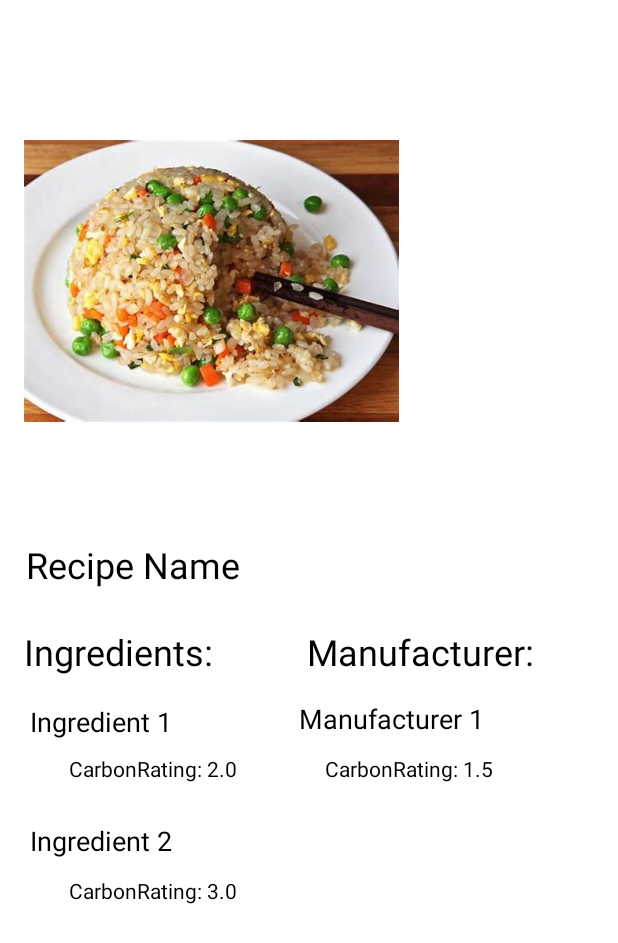
After one commit to tresul03/EcoMeals, an Android app: the layout displaying_ingredients_layout.xml on its own in the app's theme, with its tools: preview values and no code run, on a phone screen of 412 x 824 dp. The commit adds this screen. Shown: the top 943 px of the screen. Run offline under Robolectric (Android 15) with nearby library versions, the phone set to English and light mode, and no system bars.

Commit message:
Add page to display ingredients

```diff
--- /dev/null
+++ b/app/src/main/res/layout/displaying_ingredients_layout.xml
@@ -0,0 +1,137 @@
+<?xml version="1.0" encoding="utf-8"?>
+<androidx.constraintlayout.widget.ConstraintLayout xmlns:android="http://schemas.android.com/apk/res/android"
+    xmlns:app="http://schemas.android.com/apk/res-auto"
+    xmlns:tools="http://schemas.android.com/tools"
+    android:layout_width="match_parent"
+    android:layout_height="match_parent"
+    android:id="@+id/display_contained">
+
+    <FrameLayout
+        android:id="@+id/display_container"
+        android:layout_width="wrap_content"
+        android:layout_height="wrap_content"
+        app:layout_constraintBottom_toTopOf="parent"
+        app:layout_constraintEnd_toStartOf="parent"
+        app:layout_constraintStart_toStartOf="parent"
+        app:layout_constraintTop_toTopOf="parent" />
+
+
+    <ImageView
+        android:id="@+id/imageView"
+        android:layout_width="250dp"
+        android:layout_height="0dp"
+        android:layout_marginStart="16dp"
+        android:layout_marginTop="16dp"
+        android:layout_marginBottom="144dp"
+        app:layout_constraintBottom_toTopOf="@+id/textView19"
+        app:layout_constraintStart_toStartOf="parent"
+        app:layout_constraintTop_toTopOf="parent"
+        app:srcCompat="@drawable/recipe_part1" />
+
+    <TextView
+        android:id="@+id/textView5"
+        android:layout_width="wrap_content"
+        android:layout_height="wrap_content"
+        android:layout_marginStart="1dp"
+        android:layout_marginBottom="24dp"
+        android:text="Recipe Name"
+        android:textColor="@color/black"
+        android:textSize="24sp"
+        app:layout_constraintBottom_toTopOf="@+id/textView8"
+        app:layout_constraintStart_toStartOf="@+id/imageView"
+        app:layout_constraintTop_toBottomOf="@+id/imageView" />
+
+    <TextView
+        android:id="@+id/textView8"
+        android:layout_width="wrap_content"
+        android:layout_height="wrap_content"
+        android:layout_marginStart="16dp"
+        android:layout_marginBottom="372dp"
+        android:text="Ingredients:"
+        android:textColor="@color/black"
+        android:textSize="24sp"
+        app:layout_constraintBottom_toBottomOf="parent"
+        app:layout_constraintStart_toStartOf="parent"
+        app:layout_constraintTop_toBottomOf="@+id/textView5" />
+
+    <TextView
+        android:id="@+id/textView9"
+        android:layout_width="wrap_content"
+        android:layout_height="wrap_content"
+        android:layout_marginEnd="56dp"
+        android:text="Manufacturer:"
+        android:textColor="@color/black"
+        android:textSize="24sp"
+        app:layout_constraintBaseline_toBaselineOf="@+id/textView8"
+        app:layout_constraintEnd_toEndOf="parent" />
+
+    <TextView
+        android:id="@+id/textView10"
+        android:layout_width="wrap_content"
+        android:layout_height="wrap_content"
+        android:layout_marginStart="20dp"
+        android:layout_marginTop="18dp"
+        android:text="Ingredient 1"
+        android:textColor="@color/black"
+        android:textSize="18sp"
+        app:layout_constraintStart_toStartOf="parent"
+        app:layout_constraintTop_toBottomOf="@+id/textView8" />
+
+    <TextView
+        android:id="@+id/textView11"
+        android:layout_width="wrap_content"
+        android:layout_height="wrap_content"
+        android:layout_marginStart="20dp"
+        android:layout_marginTop="26dp"
+        android:text="Ingredient 2"
+        android:textColor="@color/black"
+        android:textSize="18sp"
+        app:layout_constraintStart_toStartOf="parent"
+        app:layout_constraintTop_toBottomOf="@+id/textView19" />
+
+    <TextView
+        android:id="@+id/textView19"
+        android:layout_width="wrap_content"
+        android:layout_height="wrap_content"
+        android:layout_marginStart="26dp"
+        android:layout_marginBottom="302dp"
+        android:text="CarbonRating: 2.0"
+        android:textColor="@color/black"
+        app:layout_constraintBottom_toBottomOf="parent"
+        app:layout_constraintStart_toStartOf="@+id/textView10"
+        app:layout_constraintTop_toBottomOf="@+id/imageView" />
+
+    <TextView
+        android:id="@+id/textView20"
+        android:layout_width="wrap_content"
+        android:layout_height="wrap_content"
+        android:layout_marginStart="26dp"
+        android:layout_marginTop="11dp"
+        android:text="CarbonRating: 3.0"
+        android:textColor="@color/black"
+        app:layout_constraintStart_toStartOf="@+id/textView11"
+        app:layout_constraintTop_toBottomOf="@+id/textView11" />
+
+    <TextView
+        android:id="@+id/textView21"
+        android:layout_width="wrap_content"
+        android:layout_height="wrap_content"
+        android:layout_marginEnd="6dp"
+        android:layout_marginBottom="11dp"
+        android:text="Manufacturer 1"
+        android:textColor="@color/black"
+        android:textSize="18sp"
+        app:layout_constraintBottom_toTopOf="@+id/textView22"
+        app:layout_constraintEnd_toEndOf="@+id/textView22" />
+
+    <TextView
+        android:id="@+id/textView22"
+        android:layout_width="wrap_content"
+        android:layout_height="wrap_content"
+        android:layout_marginStart="12dp"
+        android:layout_marginTop="52dp"
+        android:text="CarbonRating: 1.5"
+        android:textColor="@color/black"
+        app:layout_constraintStart_toStartOf="@+id/textView9"
+        app:layout_constraintTop_toBottomOf="@+id/textView9" />
+</androidx.constraintlayout.widget.ConstraintLayout>
```
Also changed, not shown: app/src/main/java/com/mastercoding/hackathon2/ui/recipe/addrecipefragment.kt (+12 -46 lines), app/src/main/java/com/mastercoding/hackathon2/ui/recipe/displayIngredientsFragment.kt (added, +29 -0 lines), app/src/main/res/layout/fragment_recipe.xml (+17 -6 lines).
